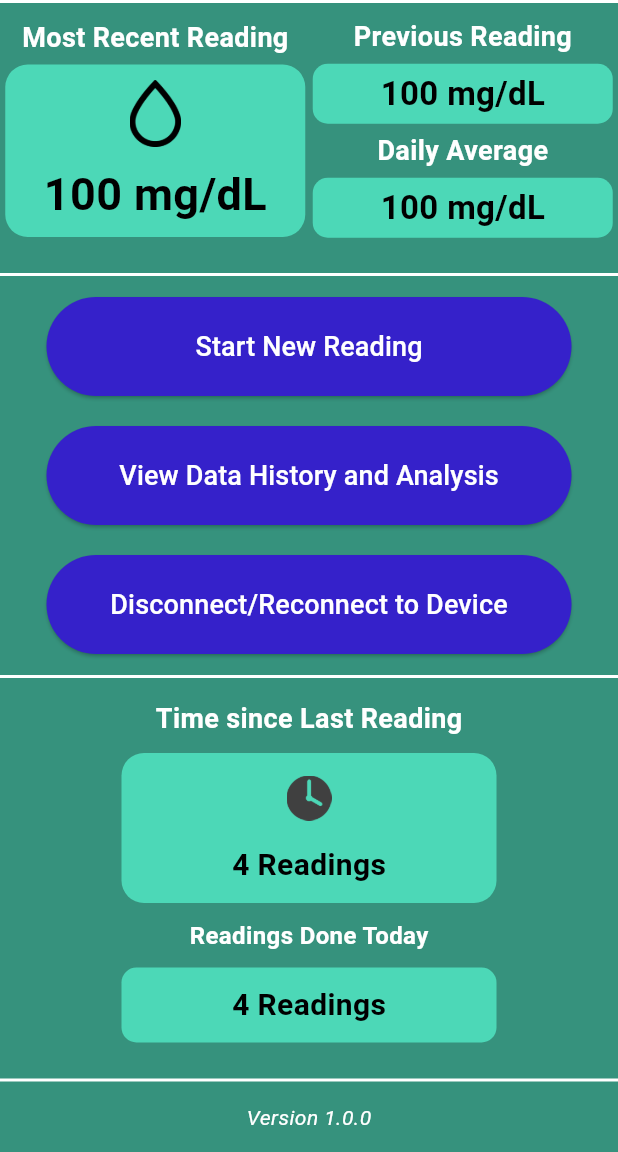
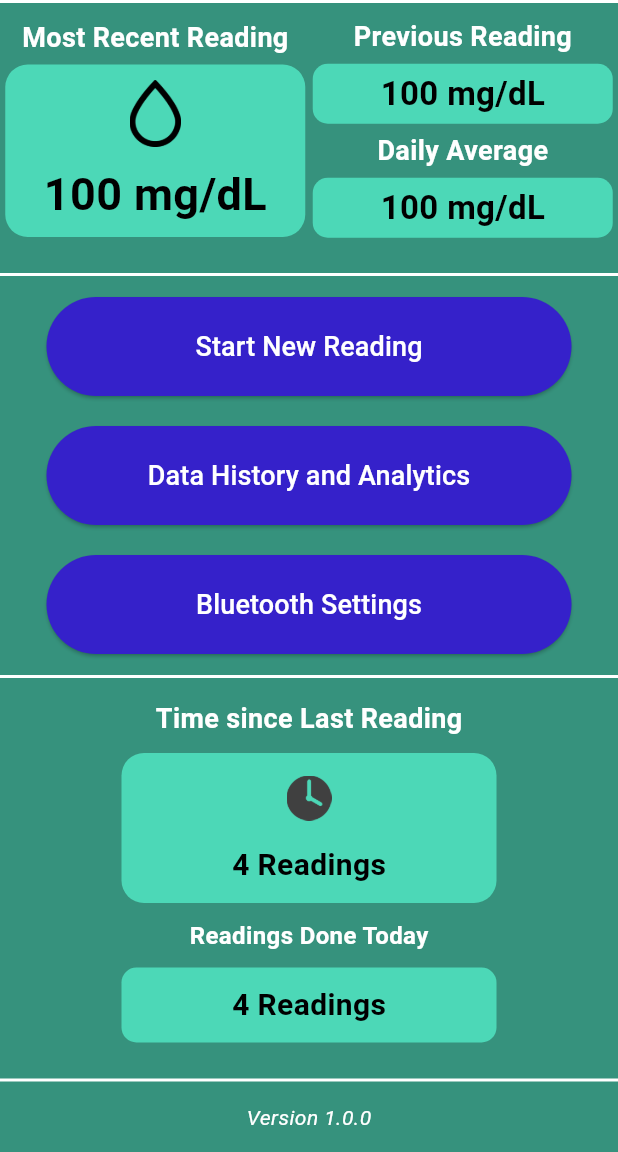
Before and after one commit to RicePandaaaa/KHealth, a Flutter app: the screen it shows after launch, on a phone screen of 412 x 824 dp, the part 84-1236 px from its top. Run offline on Flutter 3.47's test engine with Material 3 defaults, Android fonts, the phone set to English and light mode, and no system bars.

Commit message:
Update app icons, app name; basic BLE implementation

```diff
--- a/android_app/lib/screens/button_screen.dart
+++ b/android_app/lib/screens/button_screen.dart
@@ -1,6 +1,7 @@
 import 'package:flutter/material.dart';
 import 'home_screen.dart';
 import 'data_screen.dart';
+import 'bluetooth_screen.dart';
 
 class ButtonScreen extends StatefulWidget {
   const ButtonScreen({super.key});
@@ -193,7 +194,7 @@ class ButtonScreenState extends State<ButtonScreen> {
                 );
               },
               child: const Text(
-                'View Data History and Analysis',
+                'Data History and Analytics',
                 style: TextStyle(
                   fontSize: 16,
                   color: Color(0xFFFFFFFF),
@@ -211,10 +212,14 @@ class ButtonScreenState extends State<ButtonScreen> {
                 padding: const EdgeInsets.symmetric(vertical: 20, horizontal: 40),
               ),
               onPressed: () {
-                // Add functionality for this button press
+                Navigator.push(
+                  context,
+                  MaterialPageRoute(builder: (context) => const BluetoothScreen()),
+                );
               },
               child: const Text(
-                'Disconnect/Reconnect to Device',
+                'Bluetooth Settings',
+
                 style: TextStyle(
                   fontSize: 16,
                   color: Color(0xFFFFFFFF),
--- a/android_app/lib/screens/data_screen.dart
+++ b/android_app/lib/screens/data_screen.dart
@@ -1,6 +1,7 @@
 import 'package:flutter/material.dart';
 import 'home_screen.dart';
 import 'button_screen.dart';
+import 'bluetooth_screen.dart';
 
 class DataScreen extends StatefulWidget {
   const DataScreen({super.key});
@@ -380,9 +381,15 @@ class _DataScreenState extends State<DataScreen> {
                             backgroundColor: const Color(0xFF3521CA),
                             padding: const EdgeInsets.symmetric(vertical: 5, horizontal: 5),
                           ),
-                          onPressed: () {},
+                          onPressed: () {
+                            Navigator.push(
+                              context,
+                              MaterialPageRoute(builder: (context) => const BluetoothScreen()),
+                            );
+                          },
                           child: const Text(
-                            "Disconnect",
+                            "Bluetooth Settings",
+
                             style: TextStyle(
                               fontSize: 16,
                               color: Color(0xFFFFFFFF),
--- a/android_app/lib/screens/home_screen.dart
+++ b/android_app/lib/screens/home_screen.dart
@@ -1,6 +1,7 @@
 import 'package:flutter/material.dart';
 import 'button_screen.dart';
 import 'data_screen.dart';
+import 'bluetooth_screen.dart';
 
 class HomeScreen extends StatelessWidget {
   const HomeScreen({super.key});
@@ -192,7 +193,7 @@ class HomeScreen extends StatelessWidget {
                   );
                 },
                 child: const Text(
-                  'View Data History and Analysis',
+                  'Data History and Analytics',
                   style: TextStyle(
                     fontSize: 18,
                     color: Color(0xFFFFFFFF),
@@ -210,10 +211,14 @@ class HomeScreen extends StatelessWidget {
                   padding: const EdgeInsets.symmetric(vertical: 20, horizontal: 40),
                 ),
                 onPressed: () {
-                  // Add functionality for this button press
+                  Navigator.push(
+                    context,
+                    MaterialPageRoute(builder: (context) => const BluetoothScreen()),
+                  );
                 },
                 child: const Text(
-                  'Disconnect/Reconnect to Device',
+                  'Bluetooth Settings',
+
                   style: TextStyle(
                     fontSize: 18,
                     color: Color(0xFFFFFFFF),
--- a/android_app/lib/screens/loading_screen.dart
+++ b/android_app/lib/screens/loading_screen.dart
@@ -1,6 +1,7 @@
 import 'dart:async';
 import 'package:flutter/material.dart';
 import 'home_screen.dart';
+import 'bluetooth_screen.dart';
 
 class LoadingScreen extends StatefulWidget {
   const LoadingScreen({super.key});
--- a/android_app/pubspec.yaml
+++ b/android_app/pubspec.yaml
@@ -47,7 +47,7 @@ dev_dependencies:
   # activated in the `analysis_options.yaml` file located at the root of your
   # package. See that file for information about deactivating specific lint
   # rules and activating additional ones.
-  flutter_lints: ^4.0.0
+  flutter_lints: ^5.0.0
 
 # For information on the generic Dart part of this file, see the
 # following page: https://dart.dev/tools/pub/pubspec
```
Also changed, not shown: android_app/pubspec.lock, 6 other files.
